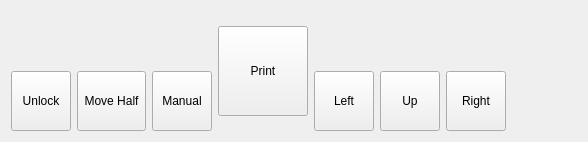
Before: the Qt Designer form indexerwidget.ui in mishkoLitvin/L_Aries-progect, drawn with Qt 5.
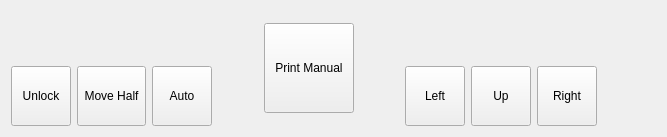
After: the same form once the commit is applied. Icons and pictures are not drawn.

Commit message: Indexer widget command corrected.

What changed in the file:
```diff
--- a/indexerwidget.ui
+++ b/indexerwidget.ui
@@ -6,8 +6,8 @@
    <rect>
     <x>0</x>
     <y>0</y>
-    <width>588</width>
-    <height>142</height>
+    <width>667</width>
+    <height>137</height>
    </rect>
   </property>
   <property name="windowTitle">
@@ -16,7 +16,7 @@
   <property name="locale">
    <locale language="English" country="UnitedStates"/>
   </property>
-  <layout class="QHBoxLayout" name="horizontalLayout_4">
+  <layout class="QHBoxLayout" name="horizontalLayout_4" stretch="10,1">
    <item>
     <layout class="QHBoxLayout" name="horizontalLayout_3">
      <item>
@@ -103,7 +103,7 @@
             </size>
            </property>
            <property name="text">
-            <string>Manual</string>
+            <string>Auto</string>
            </property>
            <property name="icon">
             <iconset resource="icons.qrc">
@@ -127,6 +127,19 @@
        </item>
       </layout>
      </item>
+     <item>
+      <spacer name="horizontalSpacer_2">
+       <property name="orientation">
+        <enum>Qt::Horizontal</enum>
+       </property>
+       <property name="sizeHint" stdset="0">
+        <size>
+         <width>40</width>
+         <height>20</height>
+        </size>
+       </property>
+      </spacer>
+     </item>
      <item>
       <widget class="QToolButton" name="pButtonPrint">
        <property name="minimumSize">
@@ -136,7 +149,7 @@
         </size>
        </property>
        <property name="text">
-        <string>Print</string>
+        <string>Print Manual</string>
        </property>
        <property name="icon">
         <iconset resource="icons.qrc">
@@ -156,6 +169,19 @@
        </property>
       </widget>
      </item>
+     <item>
+      <spacer name="horizontalSpacer_3">
+       <property name="orientation">
+        <enum>Qt::Horizontal</enum>
+       </property>
+       <property name="sizeHint" stdset="0">
+        <size>
+         <width>40</width>
+         <height>20</height>
+        </size>
+       </property>
+      </spacer>
+     </item>
      <item>
       <layout class="QVBoxLayout" name="verticalLayout_2">
        <item>
```
Left out of the diff: 2 changed lines with no effect on the pictures. The commit also changes 6 other files.
